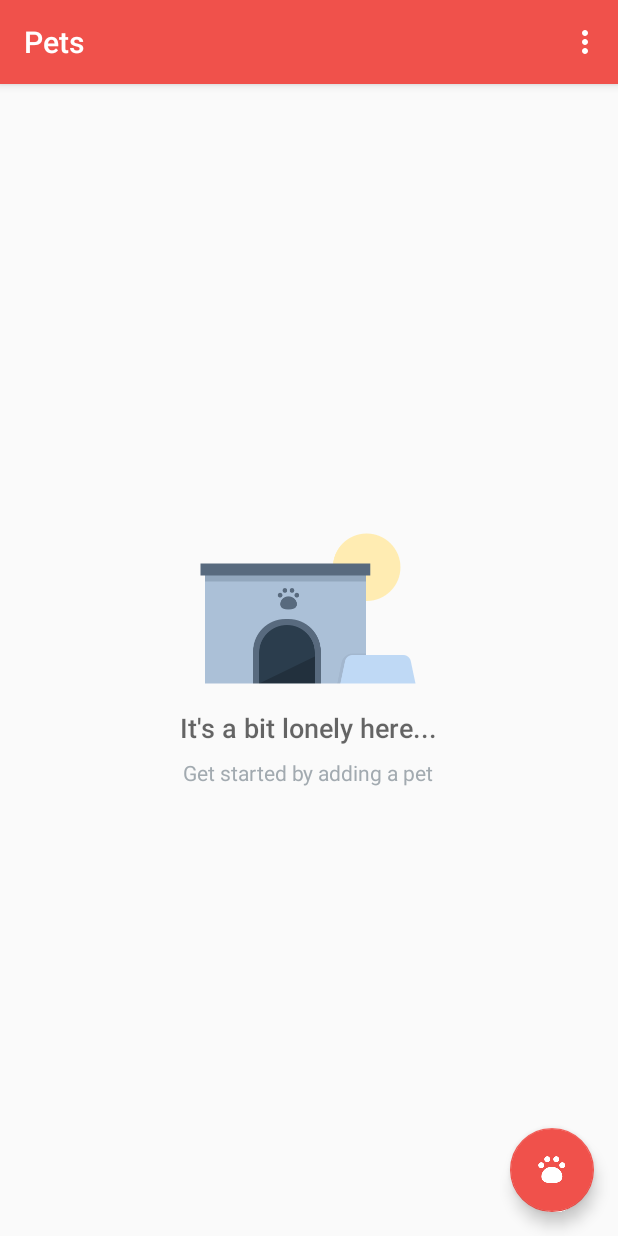
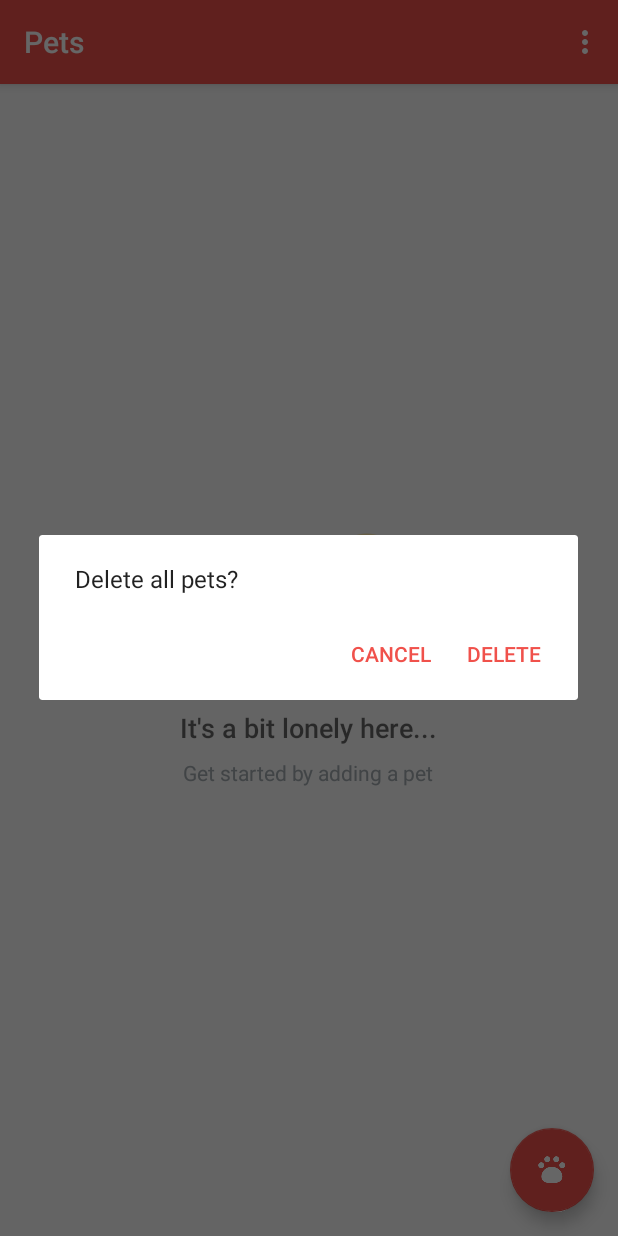
Before and after one commit to johnnyn1261/PetStoreDatabase, an Android app: the screen it shows after launch (CatalogActivity), in the options menu, after a tap on "Delete All Pets", on a phone screen of 412 x 824 dp. Run offline under Robolectric (Android 15) with nearby library versions, the phone set to English and light mode, and no system bars.

Commit message:
Added delete and delete all functionality

```diff
--- a/app/src/main/java/com/example/johnn/petstoredatabase/CatalogActivity.java
+++ b/app/src/main/java/com/example/johnn/petstoredatabase/CatalogActivity.java
@@ -1,7 +1,9 @@
 package com.example.johnn.petstoredatabase;
 
+import android.app.AlertDialog;
 import android.content.ContentUris;
 import android.content.ContentValues;
+import android.content.DialogInterface;
 import android.content.Intent;
 import android.database.Cursor;
 import android.net.Uri;
@@ -10,6 +12,7 @@ import android.support.annotation.NonNull;
 import android.support.annotation.Nullable;
 import android.support.design.widget.FloatingActionButton;
 import android.support.v7.app.AppCompatActivity;
+import android.util.Log;
 import android.view.Menu;
 import android.view.MenuItem;
 import android.view.View;
@@ -24,7 +27,7 @@ import com.example.johnn.petstoredatabase.data.PetDbHelper;
 
 public class CatalogActivity extends AppCompatActivity implements LoaderManager.LoaderCallbacks<Cursor> {
 
-    public static final String LOG_TAG = CatalogActivity.class.getName();
+    public static final String TAG = CatalogActivity.class.getName();
 
     PetCursorAdapter mCursorAdapter;
 
@@ -69,7 +72,7 @@ public class CatalogActivity extends AppCompatActivity implements LoaderManager.
     }
 
     // Insert hardcoded pet data into the database for debugging purposes only
-    private void insertPet() {
+    private void insertDummyPet() {
         // Put database in write mode *database should not be accessed directly*
         //SQLiteDatabase db = mDbHelper.getWritableDatabase();
 
@@ -85,6 +88,32 @@ public class CatalogActivity extends AppCompatActivity implements LoaderManager.
         Uri newUri = getContentResolver().insert(PetEntry.CONTENT_URI, values);
     }
 
+    private void deleteAllPets() {
+        int rowsDeleted = getContentResolver().delete(PetEntry.CONTENT_URI, null, null);
+        Log.v(TAG, rowsDeleted + " rows deleted from pet database");
+    }
+
+    private void showDeleteConfirmationDialog() {
+        AlertDialog.Builder builder = new AlertDialog.Builder(this);
+        builder.setMessage("Delete all pets?");
+        builder.setPositiveButton(R.string.delete, new DialogInterface.OnClickListener() {
+            public void onClick(DialogInterface dialog, int id) {
+                deleteAllPets();
+            }
+        });
+
+        builder.setNegativeButton(R.string.cancel, new DialogInterface.OnClickListener() {
+            public void onClick(DialogInterface dialog, int id) {
+                if (dialog != null) {
+                    dialog.dismiss();
+                }
+            }
+        });
+
+        AlertDialog alertDialog = builder.create();
+        alertDialog.show();
+    }
+
     @Override
     public boolean onCreateOptionsMenu(Menu menu) {
         // Inflate the menu options from the res/menu/menu_catalog.xml file and adds menu items to the app bar
@@ -97,10 +126,10 @@ public class CatalogActivity extends AppCompatActivity implements LoaderManager.
         // Overflow menu
         switch (item.getItemId()) {
             case R.id.action_insert_dummy_data:
-                insertPet();
+                insertDummyPet();
                 return true;
             case R.id.action_delete_all_entries:
-                // Do nothing for now
+                showDeleteConfirmationDialog();
                 return true;
         }
         return super.onOptionsItemSelected(item);
--- a/app/src/main/java/com/example/johnn/petstoredatabase/EditorActivity.java
+++ b/app/src/main/java/com/example/johnn/petstoredatabase/EditorActivity.java
@@ -1,5 +1,6 @@
 package com.example.johnn.petstoredatabase;
 
+import android.annotation.SuppressLint;
 import android.app.AlertDialog;
 import android.content.ContentValues;
 import android.content.DialogInterface;
@@ -43,6 +44,7 @@ public class EditorActivity extends AppCompatActivity implements LoaderManager.L
 
     private int mGender = PetEntry.GENDER_UNKNOWN;
 
+    @SuppressLint("ClickableViewAccessibility")
     @Override
     protected void onCreate(Bundle savedInstanceState) {
         super.onCreate(savedInstanceState);
@@ -54,6 +56,7 @@ public class EditorActivity extends AppCompatActivity implements LoaderManager.L
 
         if (mCurrentPetUri == null) {
             setTitle(R.string.editor_activity_title_new_pet);
+            invalidateOptionsMenu();
         } else {
             setTitle(R.string.editor_activity_title_edit_pet);
             getLoaderManager().initLoader(0, null, this);
@@ -99,9 +102,7 @@ public class EditorActivity extends AppCompatActivity implements LoaderManager.L
     }
 
     private void setupSpinner() {
-        // Create adapter for spinner
-        ArrayAdapter genderSpinnerAdapter = ArrayAdapter.createFromResource(this,
-                R.array.array_gender_options, android.R.layout.simple_spinner_item);
+        ArrayAdapter genderSpinnerAdapter = ArrayAdapter.createFromResource(this, R.array.array_gender_options, android.R.layout.simple_spinner_item);
 
         // Specify dropdown layout style - simple list view with 1 item per line
         genderSpinnerAdapter.setDropDownViewResource(android.R.layout.simple_dropdown_item_1line);
@@ -189,12 +190,13 @@ public class EditorActivity extends AppCompatActivity implements LoaderManager.L
                 finish();
                 return true;
             case R.id.action_delete:
-                // Do nothing for now
+                showDeleteConfirmationDialog();
                 return true;
             // Respond to a click on the "Up" arrow button in the app bar
             case android.R.id.home:
                 if (!mPetHasChanged) {
                     NavUtils.navigateUpFromSameTask(EditorActivity.this);
+                    return true;
                 }
 
                 DialogInterface.OnClickListener discardButtonClickListener = new DialogInterface.OnClickListener() {
@@ -280,4 +282,54 @@ public class EditorActivity extends AppCompatActivity implements LoaderManager.L
 
         showUnsavedChangesDialog(discardButtonClickListener);
     }
+
+    @Override
+    public boolean onPrepareOptionsMenu(Menu menu) {
+        super.onPrepareOptionsMenu(menu);
+
+        if (mCurrentPetUri == null) {
+            MenuItem menuItem = menu.findItem(R.id.action_delete);
+            menuItem.setVisible(false);
+        }
+        return true;
+    }
+
+    private void showDeleteConfirmationDialog() {
+        AlertDialog.Builder builder = new AlertDialog.Builder(this);
+        builder.setMessage(R.string.delete_dialog_msg);
+        builder.setPositiveButton(R.string.delete, new DialogInterface.OnClickListener() {
+            public void onClick(DialogInterface dialog, int id) {
+                deletePet();
+            }
+        });
+
+        builder.setNegativeButton(R.string.cancel, new DialogInterface.OnClickListener() {
+            public void onClick(DialogInterface dialog, int id) {
+                if (dialog != null) {
+                    dialog.dismiss();
+                }
+            }
+        });
+
+        AlertDialog alertDialog = builder.create();
+        alertDialog.show();
+    }
+
+    private void deletePet() {
+        if (mCurrentPetUri != null) {
+            int rowsDeleted = getContentResolver().delete(mCurrentPetUri, null, null);
+
+            if (rowsDeleted == 0) {
+                // If no rows were deleted, then there was an error with the delete.
+                Toast.makeText(this, getString(R.string.editor_delete_pet_failed),
+                        Toast.LENGTH_SHORT).show();
+            } else {
+                // Otherwise, the delete was successful and we can display a toast.
+                Toast.makeText(this, getString(R.string.editor_delete_pet_successful),
+                        Toast.LENGTH_SHORT).show();
+            }
+        }
+
+        finish();
+    }
 }
--- a/app/src/main/res/values/strings.xml
+++ b/app/src/main/res/values/strings.xml
@@ -64,4 +64,22 @@
 
     <!-- Dialog button text for the option to keep editing the current pet -->
     <string name="keep_editing">Keep Editing</string>
+
+    <!-- Toast message in editor when current pet was successfully deleted -->
+    <string name="editor_delete_pet_successful">Pet deleted</string>
+
+    <!-- Toast message in editor when current pet has failed to be deleted -->
+    <string name="editor_delete_pet_failed">Error with deleting pet</string>
+
+    <!-- Dialog message to ask the user to confirm deleting the current pet -->
+    <string name="delete_dialog_msg">Delete this pet?</string>
+
+    <!-- Dialog button text for the option to confirm deleting the current pet -->
+    <string name="delete">Delete</string>
+
+    <!-- Dialog button text for the option to cancel deletion of the current pet -->
+    <string name="cancel">Cancel</string>
+
+    <!-- Label for the pet's breed if the breed is unknown -->
+    <string name="unknown_breed">Unknown breed</string>
 </resources>
```
